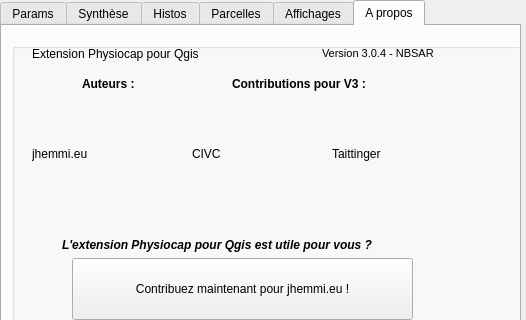
This is Physiocap3_dialog_base.ui in jhemmi/Physiocap3 as Qt 5 draws it before an edit; both pictures show x 0 to 526 and y 0 to 320 of the 526 by 741 pixel window. The edited form follows.
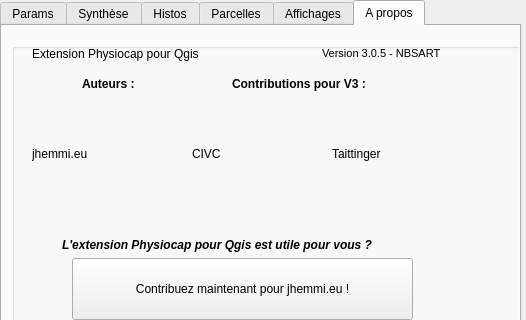
This is the edited form. The open tabs and pages were chosen to show the change.

Diff of the .ui file:
```diff
--- a/Physiocap3_dialog_base.ui
+++ b/Physiocap3_dialog_base.ui
@@ -4464,7 +4464,7 @@
        </font>
       </property>
       <property name="text">
-       <string>Version 3.0.4 - NBSAR</string>
+       <string>Version 3.0.5 - NBSART</string>
       </property>
      </widget>
      <widget class="QLabel" name="label_500">
```
